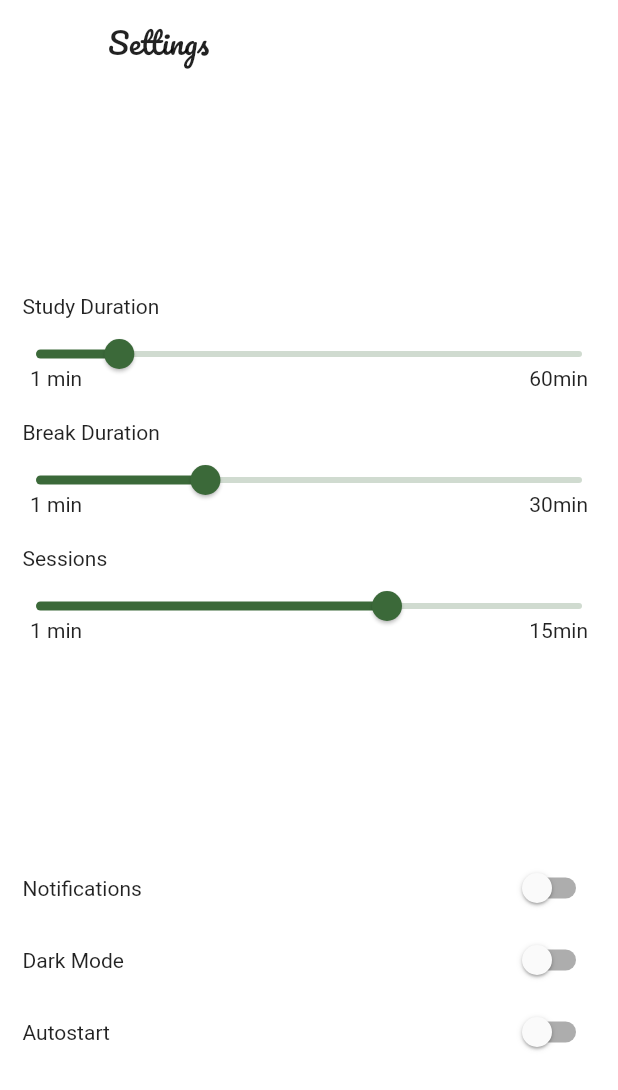
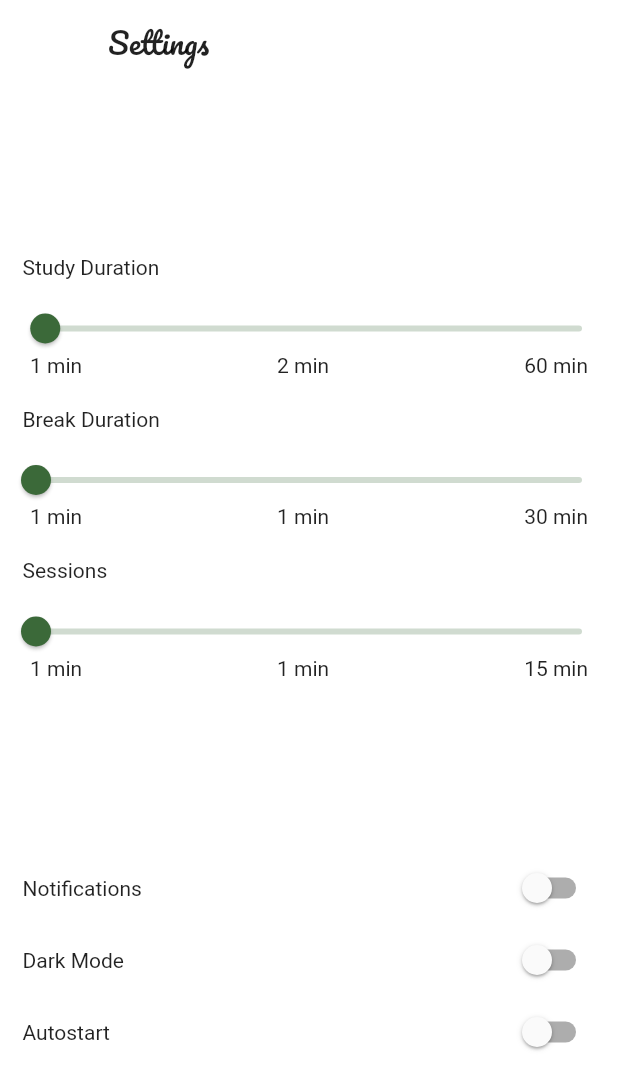
Before and after one commit to NouzNoushad/study_sweet, a Flutter app: the screen it shows after launch, after a tap on the "dark mode" icon, after a tap on the "settings" icon, on a phone screen of 412 x 824 dp. Shown: the top 1090 px of the screen. Run offline on Flutter 3.47's test engine with Material 2 defaults, Android fonts, the light colour scheme and no system bars; our stand-ins replace bloc, equatable, flutter_bloc, shared_preferences.

Commit message:
timer settings

```diff
--- a/lib/feature/cubit/settings_cubit/settings_cubit.dart
+++ b/lib/feature/cubit/settings_cubit/settings_cubit.dart
@@ -1,31 +1,46 @@
 import 'package:bloc/bloc.dart';
 import 'package:equatable/equatable.dart';
+import 'package:shared_preferences/shared_preferences.dart';
 
 part 'settings_state.dart';
 
 class SettingsCubit extends Cubit<SettingsState> {
-  SettingsCubit() : super(const UpdateSettings(10, 10, 10));
+  SettingsCubit() : super(const UpdateSettings(2, 1, 1)) {
+    loadSavedSettings();
+  }
 
-  double _studyDuration = 10;
-  double _breakDuration = 10;
-  double _sessions = 10;
+  late SharedPreferences _sharedPreferences;
 
-  double get studyDuration => _studyDuration;
-  double get breakDuration => _breakDuration;
-  double get sessions => _sessions;
+  int _studyDuration = 2;
+  int _breakDuration = 1;
+  int _sessions = 1;
+
+  int get studyDuration => _studyDuration;
+  int get breakDuration => _breakDuration;
+  int get sessions => _sessions;
 
   onChangedStudyDuration(double value) {
-    _studyDuration = value;
+    _studyDuration = value.toInt();
+    _sharedPreferences.setInt('study', _studyDuration);
     emit(UpdateSettings(studyDuration, breakDuration, sessions));
   }
 
   onChangedBreakDuration(double value) {
-    _breakDuration = value;
+    _breakDuration = value.toInt();
+    _sharedPreferences.setInt('break', _breakDuration);
     emit(UpdateSettings(studyDuration, breakDuration, sessions));
   }
 
   onChangedSessions(double value) {
-    _sessions = value;
+    _sessions = value.toInt();
+    _sharedPreferences.setInt('session', _sessions);
     emit(UpdateSettings(studyDuration, breakDuration, sessions));
   }
+
+  loadSavedSettings() async {
+    _sharedPreferences = await SharedPreferences.getInstance();
+    _studyDuration = _sharedPreferences.getInt('study') ?? 2;
+    _breakDuration = _sharedPreferences.getInt('break') ?? 1;
+    _sessions = _sharedPreferences.getInt('session') ?? 1;
+  }
 }
--- a/lib/feature/cubit/settings_cubit/settings_state.dart
+++ b/lib/feature/cubit/settings_cubit/settings_state.dart
@@ -8,9 +8,9 @@ sealed class SettingsState extends Equatable {
 }
 
 class UpdateSettings extends SettingsState {
-  final double studyDuration;
-  final double breakDuration;
-  final double sessions;
+  final int studyDuration;
+  final int breakDuration;
+  final int sessions;
 
   const UpdateSettings(this.studyDuration, this.breakDuration, this.sessions);
 
--- a/lib/feature/cubit/timer/timer_cubit.dart
+++ b/lib/feature/cubit/timer/timer_cubit.dart
@@ -10,20 +10,17 @@ part 'timer_state.dart';
 class TimerCubit extends Cubit<TimerState> {
   TimerCubit({required SettingsCubit settingsCubit})
       : _settingsCubit = settingsCubit,
-        super(UpdateTimerState(
-            '02:00',
-            (settingsCubit.studyDuration * 60).round(),
-            false,
-            1,
-            settingsCubit.studyDuration.round(),
-            'Study'));
+        super(
+            const UpdateTimerState('02:00', 2 * 60, false, 1, 2 * 60, 'Study'));
   final SettingsCubit _settingsCubit;
 
   Timer? _timer;
   bool _isPlaying = false;
   bool _isBreakTime = false;
-  int _currentTime = 1 * 60;
-  int _progressTime = 1;
+  int _currentTime = 2 * 60;
+  int _studyTime = 2 * 60;
+  int _breakTime = 1 * 60;
+  int _sessionTime = 1 * 60;
   String _currentTimeValue = '02:00';
   int _session = 1;
 
@@ -31,7 +28,9 @@ class TimerCubit extends Cubit<TimerState> {
   bool get isPlaying => _isPlaying;
   bool get isBreakTime => _isBreakTime;
   int get currentTime => _currentTime;
-  int get progressTime => _progressTime;
+  int get studyTime => _studyTime;
+  int get breakTime => _breakTime;
+  int get sessionTime => _sessionTime;
   int get session => _session;
   String get currentTimeValue => _currentTimeValue;
 
@@ -41,32 +40,33 @@ class TimerCubit extends Cubit<TimerState> {
 
   String get studyStatus => _isBreakTime ? 'Break' : 'Study';
 
+  int get maxTime => (_isBreakTime ? _breakTime : _studyTime);
+
   _runTimer(int time) {
-    print('study: ${(_settingsCubit.studyDuration * 60).round()}');
+    print('study: $_studyTime, current: $_currentTime');
     if (_currentTime >= 0) {
       var currentTimeInMinutes = _currentTime ~/ 60;
       var currentTimeInSeconds = _currentTime % 60;
       _currentTime--;
       _currentTimeValue =
           '${currentTimeInMinutes.toString().padLeft(2, '0')}:${currentTimeInSeconds.toString().padLeft(2, '0')}';
-      emit(UpdateTimerState(_currentTimeValue, _currentTime, _isPlaying,
-          _session, _progressTime, studyStatus));
+      emit(UpdateTimerState(currentTimeValue, currentTime, isPlaying, session,
+          maxTime, studyStatus));
     } else {
       _isBreakTime = !_isBreakTime;
       if (_isBreakTime) {
         if (_session < 4) {
-          _currentTime = (_settingsCubit.breakDuration * 60).round();
-          _progressTime = _settingsCubit.breakDuration.round();
+          _currentTime = _breakTime;
         }
       } else if (_session < 4) {
-        _currentTime = (_settingsCubit.studyDuration * 60).round();
-        _progressTime = _settingsCubit.studyDuration.round();
+        _currentTime = _studyTime;
         _session++;
       }
     }
   }
 
   void _startTimer() {
+    _currentTime = _studyTime;
     if (!_isPlaying) {
       _timer = Timer.periodic(const Duration(seconds: 1), (timer) {
         _runTimer(_currentTime);
@@ -75,27 +75,46 @@ class TimerCubit extends Cubit<TimerState> {
     } else {
       _timer?.cancel();
       _isPlaying = false;
-      emit(UpdateTimerState(_currentTimeValue, _currentTime, _isPlaying,
-          _session, _progressTime, studyStatus));
+      emit(UpdateTimerState(currentTimeValue, currentTime, isPlaying, session,
+          maxTime, studyStatus));
     }
   }
 
   void _skipTimer() {
     if (_isBreakTime) {
-      _currentTime = 2 * 60;
-      _progressTime = 2;
+      _currentTime = _studyTime;
     } else {
-      _currentTime = 1 * 60;
-      _progressTime = 1;
+      _currentTime = _breakTime;
     }
     _isBreakTime = !_isBreakTime;
   }
 
   void _resetTimer() {
-    _timer?.cancel();
-    _currentTimeValue = '00:30';
-    _isPlaying = false;
-    emit(UpdateTimerState(_currentTimeValue, _currentTime, _isPlaying, _session,
-        _progressTime, studyStatus));
+    print('/////////reset Timer, ${_settingsCubit.studyDuration}');
+    _currentTime = maxTime;
+    _currentTimeValue = _currentTimeValue;
+    emit(UpdateTimerState(currentTimeValue, currentTime, isPlaying, session,
+        maxTime, studyStatus));
+  }
+
+  void updateStudyTimer(int st) {
+    _studyTime = st * 60;
+    print('cur: ;::: $_studyTime');
+    emit(UpdateTimerState(currentTimeValue, currentTime, isPlaying, session,
+        maxTime, studyStatus));
+  }
+
+  void updateBreakTimer(int br) {
+    _breakTime = br * 60;
+    print('br: ;::: $_breakTime');
+    emit(UpdateTimerState(currentTimeValue, currentTime, isPlaying, session,
+        maxTime, studyStatus));
+  }
+
+  void updateSessionTimer(int ss) {
+    _sessionTime = ss * 60;
+    print('ss: ;::: $_sessionTime');
+    emit(UpdateTimerState(currentTimeValue, currentTime, isPlaying, session,
+        maxTime, studyStatus));
   }
 }
--- a/lib/feature/view/promodoro_home/components/timer.dart
+++ b/lib/feature/view/promodoro_home/components/timer.dart
@@ -30,7 +30,7 @@ class StudyTimer extends StatelessWidget {
 
   Widget timerContainer(BuildContext context, String displayTime, int session,
       int currentTime, int progressTime, String studyStatus) {
-    var settings = BlocProvider.of<SettingsCubit>(context);
+    print('/////////// curr: $currentTime, pro: $progressTime');
     return SizedBox(
       height: context.height * 0.3,
       width: context.height * 0.3,
@@ -38,7 +38,7 @@ class StudyTimer extends StatelessWidget {
         fit: StackFit.expand,
         children: [
           CircularProgressIndicator(
-              value: 1 - currentTime * 60,
+              value: 1 - currentTime / progressTime,
               strokeWidth: 8,
               strokeCap: StrokeCap.round,
               color: ColorPicker.progressColor,
--- a/lib/feature/view/promodoro_settings/components/settings_slider.dart
+++ b/lib/feature/view/promodoro_settings/components/settings_slider.dart
@@ -26,7 +26,9 @@ class SettingsSlider extends StatelessWidget {
             title,
           ),
         ),
-        Stack(
+        SizedBox(
+          height: 65,
+          child: Stack(
             children: [
               Slider(
                   value: value.toDouble(),
@@ -49,7 +51,10 @@ class SettingsSlider extends StatelessWidget {
                           '${min.toInt()} min',
                         ),
                         Text(
-                        '${max.toInt()}min',
+                          '${value.toInt()} min',
+                        ),
+                        Text(
+                          '${max.toInt()} min',
                         ),
                       ],
                     ),
@@ -58,6 +63,7 @@ class SettingsSlider extends StatelessWidget {
               )
             ],
           ),
+        ),
       ],
     );
   }
--- a/lib/feature/view/promodoro_settings/settings_screen.dart
+++ b/lib/feature/view/promodoro_settings/settings_screen.dart
@@ -2,6 +2,7 @@ import 'package:flutter/material.dart';
 import 'package:flutter_bloc/flutter_bloc.dart';
 import 'package:promodoro_app/core/utils/strings.dart';
 import 'package:promodoro_app/feature/cubit/settings_cubit/settings_cubit.dart';
+import 'package:promodoro_app/feature/cubit/timer/timer_cubit.dart';
 import 'package:promodoro_app/feature/view/promodoro_settings/components/settings_slider.dart';
 import 'package:promodoro_app/feature/widget/app_bar.dart';
 
@@ -26,11 +27,15 @@ class PromodoroSettingsScreen extends StatelessWidget {
                           title: "Study Duration",
                           min: 1,
                           max: 60,
-                        value: state.studyDuration,
-                        onChanged: context
+                          value: state.studyDuration.toDouble(),
+                          onChanged: (value) {
+                            context
                                 .read<SettingsCubit>()
-                            .onChangedStudyDuration,
-                      ),
+                                .onChangedStudyDuration(value);
+                            context
+                                .read<TimerCubit>()
+                                .updateStudyTimer(state.studyDuration);
+                          }),
                       const SizedBox(
                         height: 20,
                       ),
@@ -38,11 +43,15 @@ class PromodoroSettingsScreen extends StatelessWidget {
                           title: "Break Duration",
                           min: 1,
                           max: 30,
-                        value: state.breakDuration,
-                        onChanged: context
+                          value: state.breakDuration.toDouble(),
+                          onChanged: (value) {
+                            context
                                 .read<SettingsCubit>()
-                            .onChangedBreakDuration,
-                      ),
+                                .onChangedBreakDuration(value);
+                            context
+                                .read<TimerCubit>()
+                                .updateBreakTimer(state.breakDuration);
+                          }),
                       const SizedBox(
                         height: 20,
                       ),
@@ -50,10 +59,15 @@ class PromodoroSettingsScreen extends StatelessWidget {
                           title: "Sessions",
                           min: 1,
                           max: 15,
-                        value: state.sessions,
-                        onChanged:
-                            context.read<SettingsCubit>().onChangedSessions,
-                      ),
+                          value: state.sessions.toDouble(),
+                          onChanged: (value) {
+                            context
+                                .read<SettingsCubit>()
+                                .onChangedSessions(value);
+                            context
+                                .read<TimerCubit>()
+                                .updateSessionTimer(state.sessions);
+                          }),
                     ],
                   ),
                 ),
--- a/pubspec.yaml
+++ b/pubspec.yaml
@@ -38,6 +38,7 @@ dependencies:
   flutter_bloc: ^8.1.3
   bloc: ^8.1.2
   equatable: ^2.0.5
+  shared_preferences: ^2.2.2
 
 dev_dependencies:
   flutter_test:
```
Also changed, not shown: pubspec.lock, 1 other file. Lines whose indentation alone changed are shown as unchanged.
